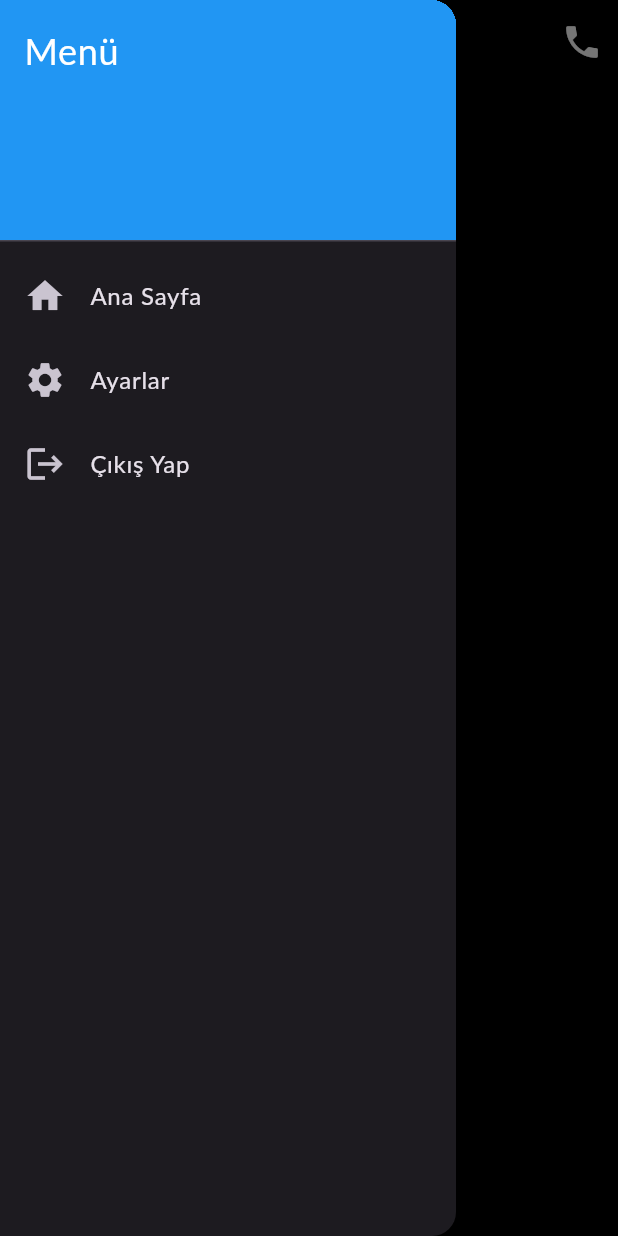
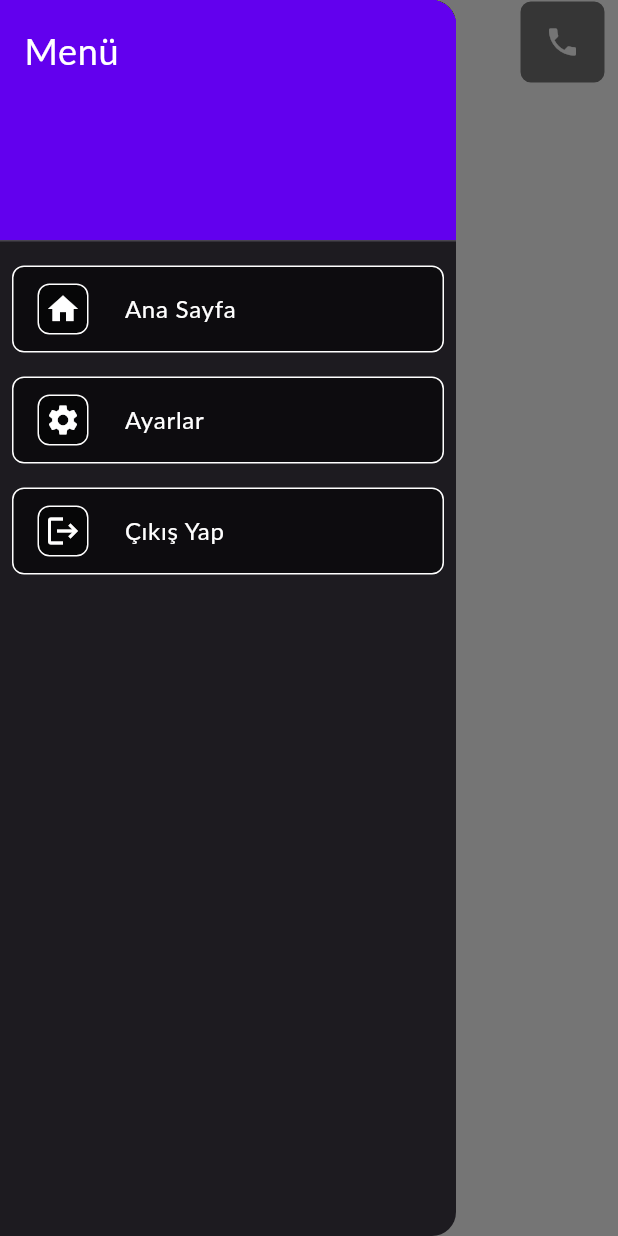
Before and after one commit to Yasin4261/road_runner_app, a Flutter app: the HomeScreen screen opened by its route, with the side drawer open, on a phone screen of 412 x 824 dp. Run offline on Flutter 3.47's test engine with Material 3 defaults, Android fonts, the phone set to English and light mode, and no system bars; our stand-ins replace flutter_map, geolocator, go_router, latlong2; Roboto replaces fonts that are missing (Lato, Raleway).

Commit message:
Update AppBar and Drawer icon sizes and styles

```diff
--- a/lib/views/home_screen.dart
+++ b/lib/views/home_screen.dart
@@ -2,6 +2,8 @@ import 'package:flutter/material.dart';
 import 'package:flutter_map/flutter_map.dart';
 import 'package:geolocator/geolocator.dart';
 import 'package:latlong2/latlong.dart';
+import 'package:road_runner_app/constants/colors.dart';
+import 'package:road_runner_app/widgets/custom_drawer.dart';
 import 'package:road_runner_app/widgets/custom_app_bar.dart';
 import 'package:road_runner_app/widgets/map_widget.dart';
 
@@ -77,48 +79,10 @@ class _HomeScreenState extends State<HomeScreen> {
   @override
   Widget build(BuildContext context) {
     return Scaffold(
+      extendBodyBehindAppBar: true,
+      backgroundColor: Colors.transparent,
       appBar: const CustomAppBar(title: 'Ana Sayfa'),
-      drawer: Drawer(
-        child: ListView(
-          padding: EdgeInsets.zero,
-          children: <Widget>[
-            const DrawerHeader(
-              decoration: BoxDecoration(
-                color: Colors.blue,
-              ),
-              child: Text(
-                'Menü',
-                style: TextStyle(
-                  color: Colors.white,
-                  fontSize: 24,
-                ),
-              ),
-            ),
-            ListTile(
-              leading: const Icon(Icons.home),
-              title: const Text('Ana Sayfa'),
-              onTap: () {
-                Navigator.pop(context);
-              },
-            ),
-            ListTile(
-              leading: const Icon(Icons.settings),
-              title: const Text('Ayarlar'),
-              onTap: () {
-                Navigator.pop(context);
-              },
-            ),
-            ListTile(
-              leading: const Icon(Icons.logout),
-              title: const Text('Çıkış Yap'),
-              onTap: () {
-                Navigator.pop(context);
-                // Çıkış işlemleri burada yapılabilir
-              },
-            ),
-          ],
-        ),
-      ),
+      drawer: CustomDrawer(),
       body: _currentPosition == null
           ? const Center(child: CircularProgressIndicator())
           : MapWidget(
--- a/lib/widgets/custom_app_bar.dart
+++ b/lib/widgets/custom_app_bar.dart
@@ -1,4 +1,5 @@
 import 'package:flutter/material.dart';
+import 'package:road_runner_app/constants/dimensions.dart';
 
 class CustomAppBar extends StatelessWidget implements PreferredSizeWidget {
   final String title;
@@ -10,14 +11,51 @@ class CustomAppBar extends StatelessWidget implements PreferredSizeWidget {
     return AppBar(
       backgroundColor: Colors.transparent,
       elevation: 0,
-      title: Text(title),
+      leading: Builder(
+        builder: (context) => Container(
+          margin: const EdgeInsets.only(left: 8.0),
+          padding: const EdgeInsets.all(4.0),
+          decoration: BoxDecoration(
+            color: Colors.black54,
+            borderRadius: BorderRadius.circular(8.0),
+            border: Border.all(color: Colors.white, width: 1.0),
+          ),
+          child: IconButton(
+            icon: const Icon(Icons.menu, color: Colors.white),
+            iconSize: AppDimensions.iconSize,
+            onPressed: () {
+              Scaffold.of(context).openDrawer();
+            },
+          ),
+        ),
+      ),
+      centerTitle: true,
+      title: Container(
+        padding: const EdgeInsets.symmetric(horizontal: 8.0, vertical: 4.0),
+        decoration: BoxDecoration(
+          color: Colors.black54,
+          borderRadius: BorderRadius.circular(8.0),
+          border: Border.all(color: Colors.white, width: 1.0),
+        ),
+        child: Text(title),
+      ),
       actions: [
-        IconButton(
-          icon: const Icon(Icons.phone),
-          onPressed: () {
-            // Operatöre bağlanma işlemleri burada yapılabilir
-            print('Operatöre bağlan');
-          },
+        Container(
+          margin: const EdgeInsets.only(right: 8.0),
+          padding: const EdgeInsets.all(4.0),
+          decoration: BoxDecoration(
+            color: Colors.black54,
+            borderRadius: BorderRadius.circular(8.0),
+            border: Border.all(color: Colors.white, width: 1.0),
+          ),
+          child: IconButton(
+            icon: const Icon(Icons.phone),
+            iconSize: AppDimensions.iconSize,
+            onPressed: () {
+              // Operatöre bağlanma işlemleri burada yapılabilir
+              print('Operatöre bağlan');
+            },
+          ),
         ),
       ],
     );
--- /dev/null
+++ b/lib/widgets/custom_drawer.dart
@@ -0,0 +1,109 @@
+import 'package:flutter/material.dart';
+import 'package:road_runner_app/constants/colors.dart';
+import 'package:road_runner_app/constants/dimensions.dart';
+
+class CustomDrawer extends StatelessWidget {
+  const CustomDrawer({Key? key}) : super(key: key);
+
+  @override
+  Widget build(BuildContext context) {
+    return Drawer(
+      child: ListView(
+        padding: EdgeInsets.zero,
+        children: <Widget>[
+          const DrawerHeader(
+            decoration: BoxDecoration(
+              color: AppColors.primary,
+            ),
+            child: Text(
+              'Menü',
+              style: TextStyle(
+                color: Colors.white,
+                fontSize: 24,
+              ),
+            ),
+          ),
+          Container(
+            margin: const EdgeInsets.symmetric(vertical: 8.0, horizontal: 8.0),
+            decoration: BoxDecoration(
+              color: Colors.black54,
+              borderRadius: BorderRadius.circular(8.0),
+              border: Border.all(color: Colors.white, width: 1.0),
+            ),
+            child: ListTile(
+              leading: Container(
+                margin: const EdgeInsets.only(right: 8.0),
+                padding: const EdgeInsets.all(4.0),
+                decoration: BoxDecoration(
+                  color: Colors.black54,
+                  borderRadius: BorderRadius.circular(8.0),
+                  border: Border.all(color: Colors.white, width: 1.0),
+                ),
+                child: Icon(Icons.home,
+                    color: Colors.white, size: AppDimensions.iconSize),
+              ),
+              title: const Text('Ana Sayfa',
+                  style: TextStyle(color: Colors.white)),
+              onTap: () {
+                Navigator.pop(context);
+              },
+            ),
+          ),
+          Container(
+            margin: const EdgeInsets.symmetric(vertical: 8.0, horizontal: 8.0),
+            decoration: BoxDecoration(
+              color: Colors.black54,
+              borderRadius: BorderRadius.circular(8.0),
+              border: Border.all(color: Colors.white, width: 1.0),
+            ),
+            child: ListTile(
+              leading: Container(
+                margin: const EdgeInsets.only(right: 8.0),
+                padding: const EdgeInsets.all(4.0),
+                decoration: BoxDecoration(
+                  color: Colors.black54,
+                  borderRadius: BorderRadius.circular(8.0),
+                  border: Border.all(color: Colors.white, width: 1.0),
+                ),
+                child: Icon(Icons.settings,
+                    color: Colors.white, size: AppDimensions.iconSize),
+              ),
+              title:
+                  const Text('Ayarlar', style: TextStyle(color: Colors.white)),
+              onTap: () {
+                Navigator.pop(context);
+              },
+            ),
+          ),
+          Container(
+            margin: const EdgeInsets.symmetric(vertical: 8.0, horizontal: 8.0),
+            decoration: BoxDecoration(
+              color: Colors.black54,
+              borderRadius: BorderRadius.circular(8.0),
+              border: Border.all(color: Colors.white, width: 1.0),
+            ),
+            child: ListTile(
+              leading: Container(
+                margin: const EdgeInsets.only(right: 8.0),
+                padding: const EdgeInsets.all(4.0),
+                decoration: BoxDecoration(
+                  color: Colors.black54,
+                  borderRadius: BorderRadius.circular(8.0),
+                  border: Border.all(color: Colors.white, width: 1.0),
+                ),
+                child: Icon(Icons.logout,
+                    color: Colors.white, size: AppDimensions.iconSize),
+              ),
+              title: const Text('Çıkış Yap',
+                  style: TextStyle(color: Colors.white)),
+              onTap: () {
+                Navigator.pop(context);
+                // Çıkış işlemleri burada yapılabilir
+              },
+            ),
+          ),
+        ],
+      ),
+    );
+  }
+}
--- a/lib/widgets/map_widget.dart
+++ b/lib/widgets/map_widget.dart
@@ -26,6 +26,7 @@ class MapWidget extends StatelessWidget {
         TileLayer(
           urlTemplate: 'https://{s}.tile.openstreetmap.org/{z}/{x}/{y}.png',
           subdomains: ['a', 'b', 'c'],
+          tileSize: 256,
           retinaMode: true,
         ),
         MarkerLayer(
```
Also changed, not shown: 1 other file.
